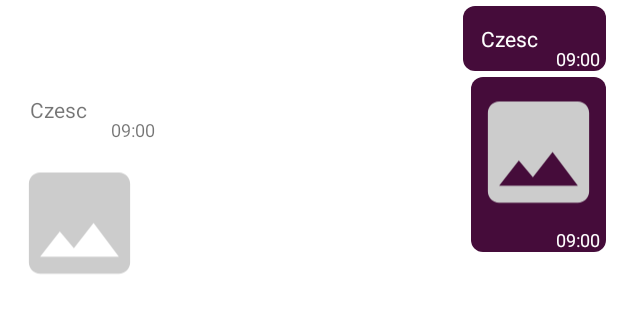
After one commit to Iakirmon/ChatAppAndroid, an Android app: the layout message_layout.xml on its own in the app's theme, with its tools: preview values and no code run, on a phone screen of 412 x 824 dp. The commit adds this screen. Shown: the top 313 px of the screen. Run offline under Robolectric (Android 15) with nearby library versions, the phone set to English and light mode, and no system bars.

Commit message:
Dziala wysylanie wiadomosci w UI

```diff
--- a/app/src/main/java/com/example/chat_app/Common/Constants.java
+++ b/app/src/main/java/com/example/chat_app/Common/Constants.java
@@ -2,8 +2,8 @@ package com.example.chat_app.Common;
 
 public class Constants {
     public static final String IMAGES_FOLDER="images";
-    public static final Object REQUEST_STATUS_SENT = "sent";
-    public static final Object REQUEST_STATUS_RECEIVED = "received";
+    public static final String REQUEST_STATUS_SENT = "sent";
+    public static final String REQUEST_STATUS_RECEIVED = "received";
     public static final String REQUEST_STATUS_ACCEPTED ="accepted" ;
     public static final String MESSAGE_TYPE_TEXT = "text";
 }
--- a/app/src/main/java/com/example/chat_app/chats/ChatFragment.java
+++ b/app/src/main/java/com/example/chat_app/chats/ChatFragment.java
@@ -51,14 +51,14 @@ public class ChatFragment extends Fragment {
     private  List<String> userIds;
 
     public ChatFragment() {
-        // Required empty public constructor
+
     }
 
 
     @Override
     public View onCreateView(LayoutInflater inflater, ViewGroup container,
                              Bundle savedInstanceState) {
-        // Inflate the layout for this fragment
+
         return inflater.inflate(R.layout.fragment_chat, container, false);
     }
 
--- /dev/null
+++ b/app/src/main/res/drawable/ic_image.xml
@@ -0,0 +1,9 @@
+<vector xmlns:android="http://schemas.android.com/apk/res/android"
+    android:width="24dp"
+    android:height="24dp"
+    android:viewportWidth="24.0"
+    android:viewportHeight="24.0">
+    <path
+        android:fillColor="#FFCCCCCC"
+        android:pathData="M21,19V5c0,-1.1 -0.9,-2 -2,-2H5c-1.1,0 -2,0.9 -2,2v14c0,1.1 0.9,2 2,2h14c1.1,0 2,-0.9 2,-2zM8.5,13.5l2.5,3.01L14.5,12l4.5,6H5l3.5,-4.5z"/>
+</vector>
--- /dev/null
+++ b/app/src/main/res/drawable/received_message_background.xml
@@ -0,0 +1,11 @@
+<?xml version="1.0" encoding="utf-8"?>
+<shape xmlns:android="http://schemas.android.com/apk/res/android"
+    android:shape="rectangle">
+
+    <solid
+        android:color="@android:color/white"
+        ></solid>
+
+    <corners
+        android:radius="8dp"/>
+</shape>
--- /dev/null
+++ b/app/src/main/res/drawable/sent_message_background.xml
@@ -0,0 +1,11 @@
+<?xml version="1.0" encoding="utf-8"?>
+<shape xmlns:android="http://schemas.android.com/apk/res/android"
+    android:shape="rectangle">
+
+    <solid
+        android:color="@color/colorPrimary"
+        ></solid>
+
+    <corners
+        android:radius="8dp"/>
+</shape>
--- /dev/null
+++ b/app/src/main/res/layout/message_layout.xml
@@ -0,0 +1,143 @@
+<?xml version="1.0" encoding="utf-8"?>
+<androidx.constraintlayout.widget.ConstraintLayout xmlns:android="http://schemas.android.com/apk/res/android"
+    xmlns:app="http://schemas.android.com/apk/res-auto"
+    xmlns:tools="http://schemas.android.com/tools"
+    android:id="@+id/clMessage"
+    android:layout_width="match_parent"
+    android:layout_height="wrap_content">
+
+    <LinearLayout
+        android:id="@+id/llSent"
+        android:layout_width="wrap_content"
+        android:layout_height="wrap_content"
+        android:layout_marginTop="4dp"
+        android:layout_marginEnd="8dp"
+        android:layout_marginRight="8dp"
+        android:orientation="horizontal"
+        android:visibility="gone"
+        android:background="@drawable/sent_message_background"
+        app:layout_constraintEnd_toEndOf="parent"
+        app:layout_constraintTop_toTopOf="parent"
+        tools:visibility="visible">
+
+        <TextView
+            android:id="@+id/tvSentMessage"
+            android:layout_width="wrap_content"
+            android:layout_height="wrap_content"
+            android:padding="12dp"
+            android:autoLink="all"
+            android:textColor="@android:color/white"
+            android:textColorLink="@color/linkColor"
+            tools:text="Czesc" />
+
+        <TextView
+            android:id="@+id/tvSentMessageTime"
+            android:layout_width="wrap_content"
+            android:layout_height="wrap_content"
+            android:layout_gravity="bottom"
+            android:layout_marginRight="4dp"
+            android:layout_marginEnd="4dp"
+            android:textColor="@android:color/white"
+            android:textSize="12sp"
+            tools:text="09:00" />
+    </LinearLayout>
+
+    <LinearLayout
+        android:id="@+id/llSentImage"
+        android:layout_width="wrap_content"
+        android:layout_height="wrap_content"
+        android:orientation="vertical"
+        android:layout_marginEnd="8dp"
+        android:layout_marginRight="8dp"
+        android:layout_marginTop="4dp"
+        android:background="@drawable/sent_message_background"
+        app:layout_constraintEnd_toEndOf="parent"
+        app:layout_constraintTop_toBottomOf="@+id/llSent"
+        android:visibility="gone"
+        tools:visibility="visible">
+        <ImageView
+            android:id="@+id/ivSent"
+            android:layout_width="90dp"
+            android:layout_height="100dp"
+            android:src="@drawable/ic_image"/>
+
+        <TextView
+            android:id="@+id/tvSentImageTime"
+            android:layout_width="wrap_content"
+            android:layout_height="wrap_content"
+            android:layout_gravity="bottom|end"
+            android:layout_marginRight="4dp"
+            android:layout_marginEnd="4dp"
+            android:textColor="@android:color/white"
+            android:textSize="12sp"
+            tools:text="09:00" />
+    </LinearLayout>
+
+
+    <LinearLayout
+        android:id="@+id/llReceived"
+        android:layout_width="wrap_content"
+        android:layout_height="wrap_content"
+        android:layout_marginTop="4dp"
+        android:layout_marginStart="8dp"
+        android:layout_marginLeft="8dp"
+        android:orientation="horizontal"
+        android:visibility="gone"
+        android:background="@drawable/received_message_background"
+        app:layout_constraintStart_toStartOf="parent"
+        app:layout_constraintTop_toBottomOf="@+id/llSent"
+        tools:visibility="visible">
+
+        <TextView
+            android:id="@+id/tvReceivedMessage"
+            android:layout_width="wrap_content"
+            android:layout_height="wrap_content"
+            android:padding="12dp"
+            android:autoLink="all"
+            android:textColorLink="@color/linkColor"
+            tools:text="Czesc" />
+
+        <TextView
+            android:id="@+id/tvReceivedMessageTime"
+            android:layout_width="wrap_content"
+            android:layout_height="wrap_content"
+            android:layout_gravity="bottom"
+            android:layout_marginLeft="4dp"
+            android:layout_marginStart="4dp"
+            android:textSize="12sp"
+            tools:text="09:00" />
+    </LinearLayout>
+
+    <LinearLayout
+        android:id="@+id/llReceivedImage"
+        android:layout_width="wrap_content"
+        android:layout_height="wrap_content"
+        android:orientation="vertical"
+        android:layout_marginStart="8dp"
+        android:layout_marginLeft="8dp"
+        android:layout_marginTop="4dp"
+        android:background="@drawable/received_message_background"
+        app:layout_constraintStart_toStartOf="parent"
+        app:layout_constraintTop_toBottomOf="@+id/llReceived"
+        android:visibility="gone"
+        tools:visibility="visible">
+
+        <ImageView
+            android:id="@+id/ivReceived"
+            android:layout_width="90dp"
+            android:layout_height="100dp"
+            android:src="@drawable/ic_image"/>
+
+        <TextView
+            android:id="@+id/tvReceivedImageTime"
+            android:layout_width="wrap_content"
+            android:layout_height="wrap_content"
+            android:layout_gravity="bottom|end"
+            android:layout_marginRight="4dp"
+            android:layout_marginEnd="4dp"
+            android:textColor="@android:color/white"
+            android:textSize="12sp"
+            tools:text="09:00" />
+    </LinearLayout>
+
+</androidx.constraintlayout.widget.ConstraintLayout>
--- a/app/src/main/res/values/colors.xml
+++ b/app/src/main/res/values/colors.xml
@@ -12,4 +12,5 @@
     <color name="colorAccent">#b9974e</color>
     <color name="red">#e91e63</color>
     <color name="gray">#A2A2A2</color>
+    <color name="linkColor">#2196F3</color>
 </resources>
--- a/app/src/main/res/values/strings.xml
+++ b/app/src/main/res/values/strings.xml
@@ -1,5 +1,5 @@
 <resources>
-    <string name="app_name">Chat_app</string>
+    <string name="app_name">Komunikator</string>
     <string name="enter_email">Wprowadź Email</string>
     <string name="enter_password">Wprowadź hasło</string>
     <string name="login">Login</string>
```
Also changed, not shown: app/src/main/java/com/example/chat_app/chats/ChatActivity.java (+80 -0 lines), app/src/main/java/com/example/chat_app/chats/MessageModel.java (added, +60 -0 lines), app/src/main/java/com/example/chat_app/chats/MessagesAdapter.java (added, +92 -0 lines).
